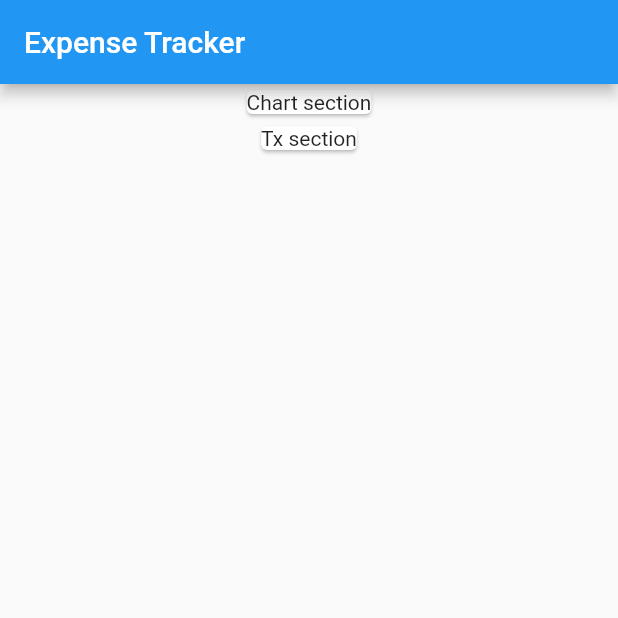
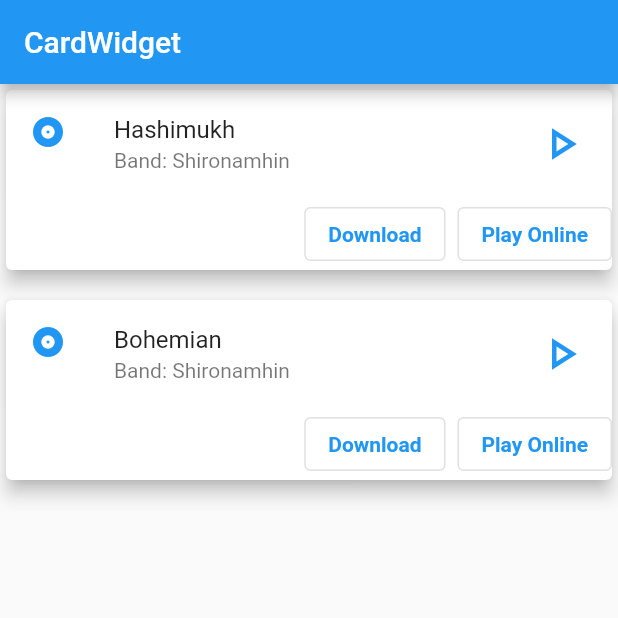
Before and after one commit to Alamin11/ExpenseTracker, a Flutter app: the screen it shows after launch, on a phone screen of 412 x 824 dp, the top half of it. Run offline on Flutter 3.47's test engine with Material 2 defaults, Android fonts, the phone set to English and light mode, and no system bars.

Commit message:
Card widget with ListTile

```diff
--- a/lib/main.dart
+++ b/lib/main.dart
@@ -1,41 +1,134 @@
 import 'package:flutter/material.dart';
 
-void main() {
+void main(List<String> args) {
   runApp(MyApp());
 }
 
 class MyApp extends StatelessWidget {
   const MyApp({Key? key}) : super(key: key);
-
+  static const String _title = 'CardWidget';
   @override
   Widget build(BuildContext context) {
     return MaterialApp(
-      title: 'ExpenseTracker',
-      home: MyHomepage(),
+      title: _title,
+      home: Scaffold(
+        appBar: AppBar(
+          title: const Text(_title),
+        ),
+        body: MyCard(),
+      ),
     );
   }
 }
 
-class MyHomepage extends StatelessWidget {
-  const MyHomepage({Key? key}) : super(key: key);
+//Creating MyCard Class
+class MyCard extends StatelessWidget {
+  const MyCard({Key? key}) : super(key: key);
 
   @override
   Widget build(BuildContext context) {
-    return Scaffold(
-      appBar: AppBar(
-        title: const Text('Expense Tracker'),
-      ),
-      body: Center(
-        child: Column(
-          children: [
-            const Card(
-              child: Text('Chart section'),
+    return Center(
+      child: Column(
+        children: [
+          Card(
+            elevation: 5.0,
+            child: InkWell(
+              splashColor: Colors.blue.withAlpha(30),
+              onTap: () {
+                debugPrint('Card tapped');
+              },
+              child: Column(
+                mainAxisSize: MainAxisSize.min,
+                children: [
+                  const ListTile(
+                    leading: Icon(
+                      Icons.album,
+                      color: Colors.blue,
+                    ),
+                    title: Text('Hashimukh'),
+                    subtitle: Text('Band: Shironamhin'),
+                    //isThreeLine: true,
+                    trailing: Icon(
+                      Icons.play_arrow_outlined,
+                      color: Colors.blue,
+                      size: 36.0,
+                    ),
+                  ),
+                  Row(
+                    mainAxisAlignment: MainAxisAlignment.end,
+                    children: [
+                      OutlinedButton(
+                        onPressed: () {},
+                        child: const Text(
+                          'Download',
+                          style: TextStyle(fontWeight: FontWeight.bold),
+                        ),
+                      ),
+                      const SizedBox(
+                        width: 8.0,
+                      ),
+                      OutlinedButton(
+                        onPressed: () {},
+                        child: const Text(
+                          'Play Online',
+                          style: TextStyle(fontWeight: FontWeight.bold),
+                        ),
+                      ),
+                    ],
+                  ),
+                ],
+              ),
             ),
-            const Card(
-              child: Text('Tx section'),
+          ),
+          const SizedBox(
+            height: 12.0,
+          ),
+          Card(
+            elevation: 5.0,
+            borderOnForeground: true,
+            child: Column(
+              mainAxisSize: MainAxisSize.min,
+              children: [
+                const ListTile(
+                  leading: Icon(
+                    Icons.album,
+                    color: Colors.blue,
+                  ),
+                  title: Text('Bohemian'),
+                  subtitle: Text('Band: Shironamhin'),
+                  //isThreeLine: true,
+                  trailing: Icon(
+                    Icons.play_arrow_outlined,
+                    color: Colors.blue,
+                    size: 36.0,
+                  ),
+                ),
+                Row(
+                  mainAxisAlignment: MainAxisAlignment.end,
+                  children: [
+                    OutlinedButton(
+                      onPressed: () {},
+                      child: const Text(
+                        'Download',
+                        style: TextStyle(fontWeight: FontWeight.bold),
+                      ),
+                    ),
+                    const SizedBox(
+                      width: 8.0,
+                    ),
+                    OutlinedButton(
+                      onPressed: () {},
+                      child: const Text(
+                        'Play Online',
+                        style: TextStyle(fontWeight: FontWeight.bold),
+                      ),
+                    ),
+                  ],
+                ),
+              ],
             ),
-          ],
-        ),
+          ),
+        ],
       ),
     );
   }
```
